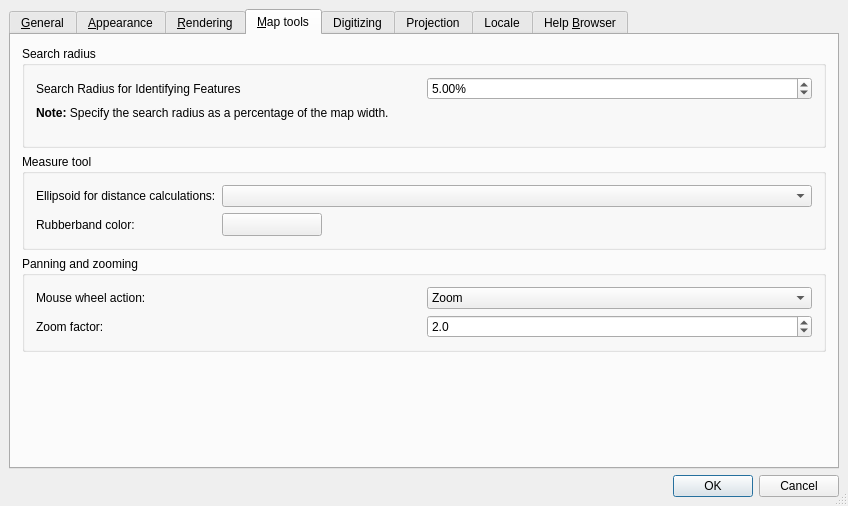
Before: the Qt Designer form branches/diagram-branch/src/ui/qgsoptionsbase.ui in stopa85/Quantum-GIS, drawn with Qt 5.
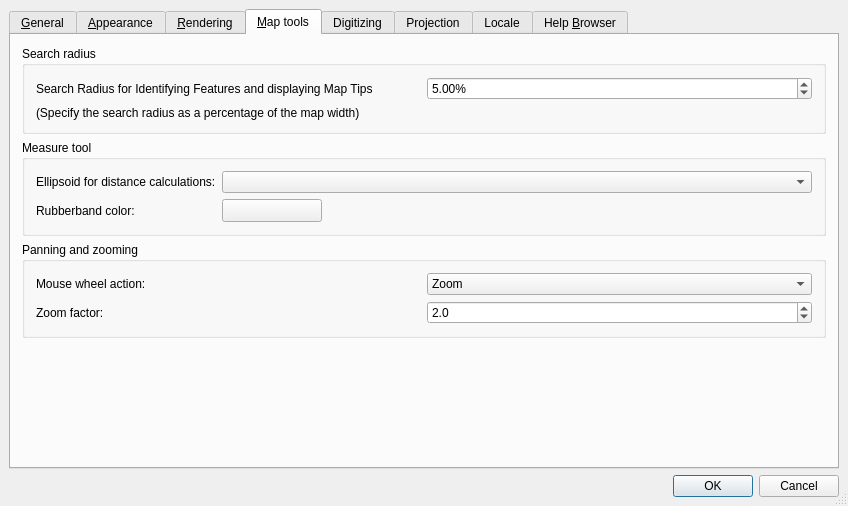
After: the same form once the commit is applied. The open tabs and pages were chosen to show the change. Icons and pictures are not drawn. Custom widgets are drawn as their Qt base class.

```diff
--- a/branches/diagram-branch/src/ui/qgsoptionsbase.ui
+++ b/branches/diagram-branch/src/ui/qgsoptionsbase.ui
@@ -603,11 +603,7 @@
           <item row="1" column="0" colspan="2" >
            <widget class="QLabel" name="textLabel2" >
             <property name="text" >
-             <string>&lt;html>&lt;head>&lt;meta name="qrichtext" content="1" />&lt;style type="text/css">
-p, li { white-space: pre-wrap; }
-&lt;/style>&lt;/head>&lt;body style=" font-family:'Sans Serif'; font-size:9pt; font-weight:400; font-style:normal; text-decoration:none;">
-&lt;p style=" margin-top:0px; margin-bottom:0px; margin-left:0px; margin-right:0px; -qt-block-indent:0; text-indent:0px;">&lt;span style=" font-weight:600;">Note:&lt;/span> Specify the search radius as a percentage of the map width.&lt;/p>
-&lt;p style="-qt-paragraph-type:empty; margin-top:0px; margin-bottom:0px; margin-left:0px; margin-right:0px; -qt-block-indent:0; text-indent:0px;">&lt;/p>&lt;/body>&lt;/html></string>
+             <string>(Specify the search radius as a percentage of the map width)</string>
             </property>
             <property name="wordWrap" >
              <bool>true</bool>
@@ -617,7 +613,7 @@
           <item row="0" column="0" >
            <widget class="QLabel" name="textLabel1_3" >
             <property name="text" >
-             <string>Search Radius for Identifying Features</string>
+             <string>Search Radius for Identifying Features and displaying Map Tips</string>
             </property>
             <property name="buddy" >
              <cstring>spinBoxIdentifyValue</cstring>
```
Left out of the diff: 4 changed lines with no effect on the pictures.
